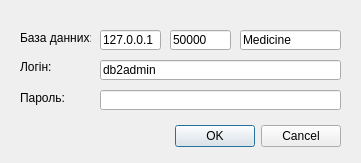
Above: MedicineDb/logindialog.ui from zhelih/MedicineDB before the change. Below: the same form after it.
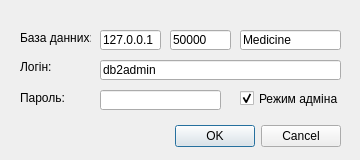
That is the form after the change.

```diff
--- a/MedicineDb/logindialog.ui
+++ b/MedicineDb/logindialog.ui
@@ -6,13 +6,31 @@
    <rect>
     <x>0</x>
     <y>0</y>
-    <width>361</width>
-    <height>163</height>
+    <width>360</width>
+    <height>160</height>
    </rect>
   </property>
+  <property name="minimumSize">
+   <size>
+    <width>360</width>
+    <height>160</height>
+   </size>
+  </property>
+  <property name="maximumSize">
+   <size>
+    <width>360</width>
+    <height>160</height>
+   </size>
+  </property>
   <property name="windowTitle">
    <string>Діалог логіну</string>
   </property>
+  <property name="sizeGripEnabled">
+   <bool>false</bool>
+  </property>
+  <property name="modal">
+   <bool>false</bool>
+  </property>
   <widget class="QDialogButtonBox" name="buttonBox">
    <property name="geometry">
     <rect>
@@ -73,7 +91,7 @@
     <rect>
      <x>100</x>
      <y>90</y>
-     <width>241</width>
+     <width>121</width>
      <height>20</height>
     </rect>
    </property>
@@ -145,6 +163,25 @@
     <bool>true</bool>
    </property>
   </widget>
+  <widget class="QCheckBox" name="checkBox">
+   <property name="geometry">
+    <rect>
+     <x>240</x>
+     <y>90</y>
+     <width>101</width>
+     <height>17</height>
+    </rect>
+   </property>
+   <property name="text">
+    <string>Режим адміна</string>
+   </property>
+   <property name="checked">
+    <bool>true</bool>
+   </property>
+   <property name="tristate">
+    <bool>false</bool>
+   </property>
+  </widget>
  </widget>
  <resources/>
  <connections>
```
Left out of the diff: 3 changed lines with no effect on the pictures.
